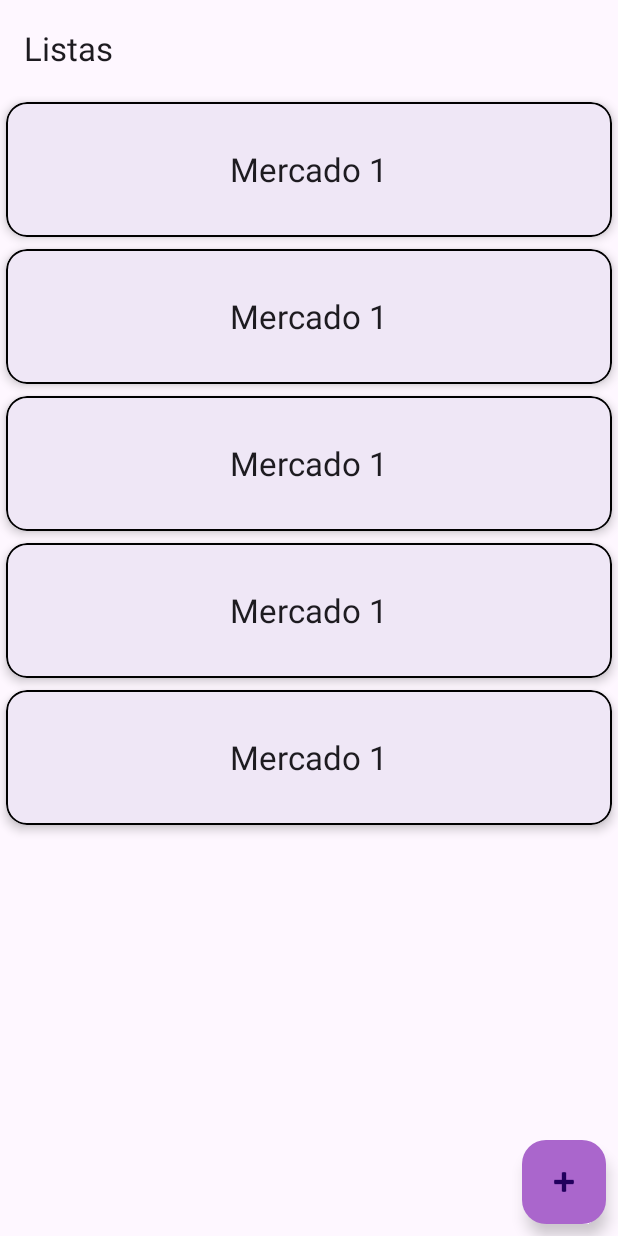
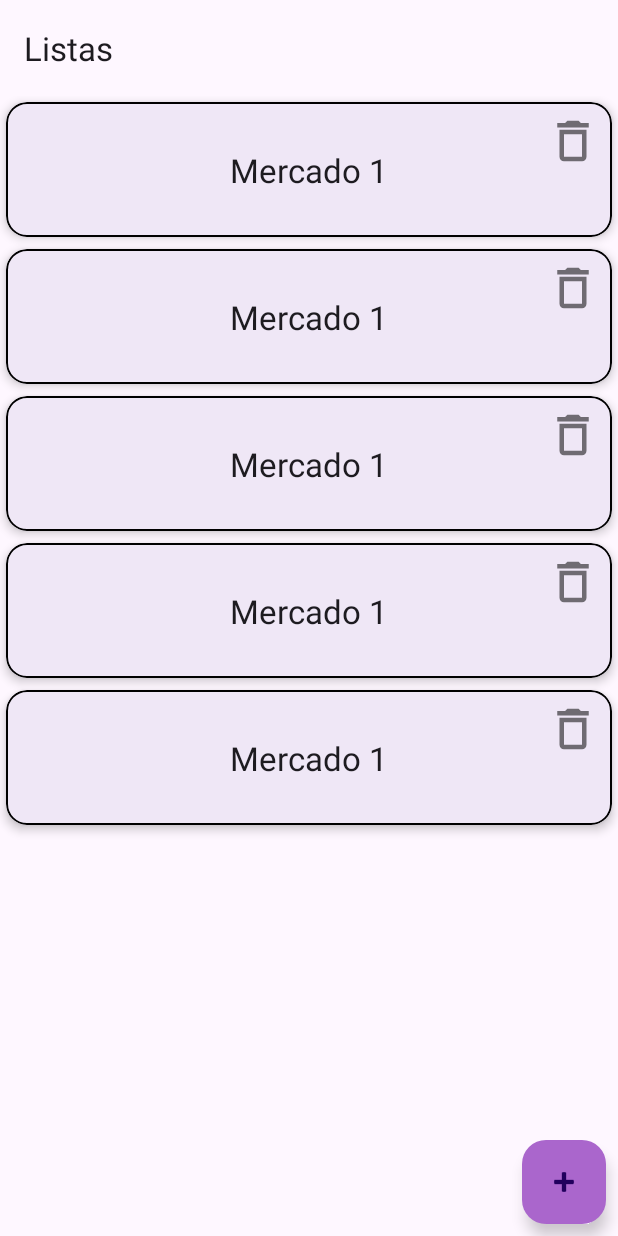
Before and after one commit to diogo7b/android-market-list, an Android app: the layout fragment_market_list.xml on its own in the app's theme, with its tools: preview values and no code run, on a phone screen of 412 x 824 dp. Run offline under Robolectric (Android 15) with nearby library versions, the phone set to English and light mode, and no system bars.

Commit message:
feat: Implement delete list function

```diff
--- a/app/src/main/java/com/example/market_list/data/dao/MarketListDao.kt
+++ b/app/src/main/java/com/example/market_list/data/dao/MarketListDao.kt
@@ -9,7 +9,6 @@ import androidx.room.Update
 import com.example.market_list.data.entity.FullListEntity
 import com.example.market_list.data.entity.ItemListEntity
 import com.example.market_list.data.entity.MarketListEntity
-import com.example.market_list.domain.model.FullListDomain
 import kotlinx.coroutines.flow.Flow
 
 @Dao
@@ -24,7 +23,7 @@ interface MarketListDao {
     fun updateList(list: MarketListEntity)
 
     @Delete
-    fun deleteList(fullList: FullListDomain)
+    fun deleteList(list: MarketListEntity)
 
     @Transaction
     @Query("SELECT * FROM  markets_list where id = :id")
--- a/app/src/main/java/com/example/market_list/data/repository/MarketListRepositoryImpl.kt
+++ b/app/src/main/java/com/example/market_list/data/repository/MarketListRepositoryImpl.kt
@@ -32,8 +32,8 @@ class MarketListRepositoryImpl(private val dao: MarketListDao) : MarketListRepos
         dao.updateList(list.toEntity())
     }
 
-    override suspend fun deleteList(fullList: FullListDomain) {
-        dao.deleteList(fullList)
+    override suspend fun deleteList(marketList: MarketListDomain) {
+        dao.deleteList(marketList.toEntity())
     }
 
     override suspend fun getDetails(id: Int): Flow<FullListDomain> =
--- a/app/src/main/java/com/example/market_list/domain/repository/MarketListRepository.kt
+++ b/app/src/main/java/com/example/market_list/domain/repository/MarketListRepository.kt
@@ -10,7 +10,7 @@ interface MarketListRepository {
     suspend fun getAllLists(): Flow<List<MarketListDomain>>
     suspend fun insertList(list: MarketListDomain)
     suspend fun updateList(list: MarketListDomain)
-    suspend fun deleteList(fullList: FullListDomain)
+    suspend fun deleteList(marketList: MarketListDomain)
 
     // Crud products
     suspend fun getDetails(id: Int): Flow<FullListDomain>
--- a/app/src/main/java/com/example/market_list/domain/use_cases/main_list/DeleteListUseCase.kt
+++ b/app/src/main/java/com/example/market_list/domain/use_cases/main_list/DeleteListUseCase.kt
@@ -1,11 +1,13 @@
 package com.example.market_list.domain.use_cases.main_list
 
 import com.example.market_list.domain.model.FullListDomain
+import com.example.market_list.domain.model.MarketListDomain
 import com.example.market_list.domain.repository.MarketListRepository
 
 class DeleteListUseCase(
     private val repository: MarketListRepository
 ) {
-    suspend operator fun invoke(fullList:FullListDomain) = repository.deleteList(fullList)
+    suspend operator fun invoke(list: MarketListDomain) =
+        repository.deleteList(list)
 
 }
--- a/app/src/main/java/com/example/market_list/ui/mainlist/MarketListFragment.kt
+++ b/app/src/main/java/com/example/market_list/ui/mainlist/MarketListFragment.kt
@@ -117,6 +117,10 @@ class MarketListFragment : Fragment() {
             val action = MarketListFragmentDirections.goToDetailListFragment(list.id, list.listName)
             findNavController().navigate(action)
         }
+
+        adapter.delete = { list ->
+            viewModel.deleteList(list)
+        }
     }
 
     private fun handleShowDialog() {
--- /dev/null
+++ b/app/src/main/res/drawable/ic_delete.xml
@@ -0,0 +1,11 @@
+<vector xmlns:android="http://schemas.android.com/apk/res/android"
+    android:width="24dp"
+    android:height="24dp"
+    android:viewportWidth="24"
+    android:viewportHeight="24">
+  <path
+      android:pathData="M14.5,3H9.5L8.5,4H5V6H19V4H15.5L14.5,3ZM16,9V19H8V9H16ZM6,7H18V19C18,20.1 17.1,21 16,21H8C6.9,21 6,20.1 6,19V7Z"
+      android:fillColor="#000000"
+      android:fillAlpha="0.54"
+      android:fillType="evenOdd"/>
+</vector>
--- a/app/src/main/res/layout/item_market_list.xml
+++ b/app/src/main/res/layout/item_market_list.xml
@@ -12,18 +12,34 @@
     app:strokeColor="@color/black"
     app:strokeWidth="1dp">
 
-    <LinearLayout
+    <androidx.constraintlayout.widget.ConstraintLayout
         android:layout_width="match_parent"
         android:layout_height="match_parent"
-        android:gravity="center">
+        android:gravity="center"
+        android:orientation="horizontal">
 
         <TextView
             android:id="@+id/tv_title_list"
+            style="@style/TextAppearance.Material3.TitleLarge"
             android:layout_width="wrap_content"
             android:layout_height="wrap_content"
-            style="@style/TextAppearance.Material3.TitleLarge"
+            app:layout_constraintBottom_toBottomOf="parent"
+            app:layout_constraintEnd_toEndOf="parent"
+            app:layout_constraintStart_toStartOf="parent"
+            app:layout_constraintTop_toTopOf="parent"
             tools:text="Mercado 1" />
-    </LinearLayout>
+
+        <ImageView
+            android:id="@+id/iv_delete"
+            android:layout_width="36dp"
+            android:layout_height="36dp"
+            android:layout_margin="8dp"
+            android:clickable="true"
+            android:focusable="true"
+            android:src="@drawable/ic_delete"
+            app:layout_constraintEnd_toEndOf="parent"
+            app:layout_constraintTop_toTopOf="parent" />
+    </androidx.constraintlayout.widget.ConstraintLayout>
 
 
 </com.google.android.material.card.MaterialCardView>
```
Also changed, not shown: app/src/main/java/com/example/market_list/domain/useCases/DeleteListUseCase.kt (deleted, +0 -10 lines), app/src/main/java/com/example/market_list/domain/useCases/GetAllListsUseCase.kt (deleted, +0 -9 lines), app/src/main/java/com/example/market_list/domain/useCases/GetDetailsUseCase.kt (deleted, +0 -11 lines), app/src/main/java/com/example/market_list/domain/useCases/InsertListUseCase.kt (deleted, +0 -11 lines), app/src/main/java/com/example/market_list/domain/useCases/InsertProductUseCase.kt (deleted, +0 -8 lines), app/src/main/java/com/example/market_list/domain/useCases/UpdateMarketListUseCase.kt (deleted, +0 -10 lines), app/src/main/java/com/example/market_list/ui/mainlist/MarketListAdapter.kt (+6 -1 lines), app/src/main/java/com/example/market_list/ui/mainlist/MarketListViewModel.kt (+14 -2 lines).
